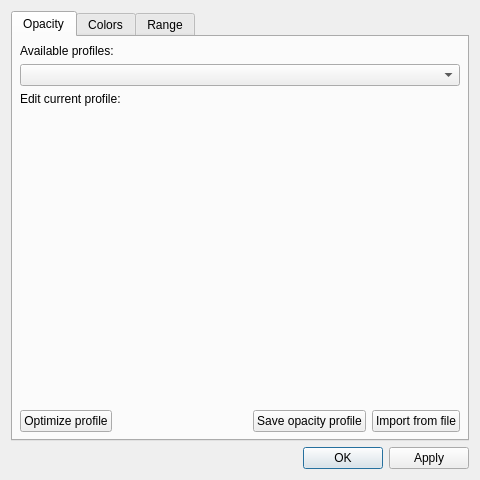
First picture: the form in VisualPIC/ui/setup_field_volume_window.ui, repository AngelFP/VisualPIC, before the edit.
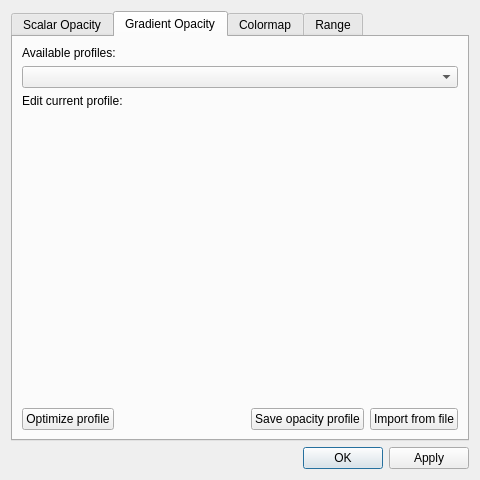
Second picture: the form after the edit. The open tabs and pages were chosen to show the change.

Commit message: Implement gradient opacity in UI

```diff
--- a/VisualPIC/ui/setup_field_volume_window.ui
+++ b/VisualPIC/ui/setup_field_volume_window.ui
@@ -21,7 +21,7 @@
      </property>
      <widget class="QWidget" name="opacityTab">
       <attribute name="title">
-       <string>Opacity</string>
+       <string>Scalar Opacity</string>
       </attribute>
       <layout class="QVBoxLayout" name="verticalLayout_2">
        <property name="leftMargin">
@@ -116,9 +116,94 @@
        </item>
       </layout>
      </widget>
+     <widget class="QWidget" name="gradient_opacity_tab">
+      <attribute name="title">
+       <string>Gradient Opacity</string>
+      </attribute>
+      <layout class="QVBoxLayout" name="verticalLayout_7">
+       <item>
+        <widget class="QLabel" name="label_7">
+         <property name="sizePolicy">
+          <sizepolicy hsizetype="Preferred" vsizetype="Maximum">
+           <horstretch>0</horstretch>
+           <verstretch>0</verstretch>
+          </sizepolicy>
+         </property>
+         <property name="text">
+          <string>Available profiles:</string>
+         </property>
+        </widget>
+       </item>
+       <item>
+        <widget class="QComboBox" name="gradient_opacity_comboBox"/>
+       </item>
+       <item>
+        <widget class="QLabel" name="label_8">
+         <property name="sizePolicy">
+          <sizepolicy hsizetype="Preferred" vsizetype="Maximum">
+           <horstretch>0</horstretch>
+           <verstretch>0</verstretch>
+          </sizepolicy>
+         </property>
+         <property name="text">
+          <string>Edit current profile:</string>
+         </property>
+        </widget>
+       </item>
+       <item>
+        <widget class="QWidget" name="gradient_opacityWidget" native="true">
+         <layout class="QHBoxLayout" name="gradient_opacityWidgetLayout"/>
+        </widget>
+       </item>
+       <item>
+        <layout class="QHBoxLayout" name="horizontalLayout_9">
+         <item>
+          <widget class="QPushButton" name="optimize_gradient_opacity_pushButton">
+           <property name="text">
+            <string>Optimize profile</string>
+           </property>
+          </widget>
+         </item>
+         <item>
+          <spacer name="horizontalSpacer_5">
+           <property name="orientation">
+            <enum>Qt::Horizontal</enum>
+           </property>
+           <property name="sizeHint" stdset="0">
+            <size>
+             <width>40</width>
+             <height>20</height>
+            </size>
+           </property>
+          </spacer>
+         </item>
+         <item>
+          <widget class="QPushButton" name="save_gradient_opacity_pushButton">
+           <property name="sizePolicy">
+            <sizepolicy hsizetype="Maximum" vsizetype="Fixed">
+             <horstretch>0</horstretch>
+             <verstretch>0</verstretch>
+            </sizepolicy>
+           </property>
+           <property name="text">
+            <string>Save opacity profile</string>
+           </property>
+          </widget>
+         </item>
+         <item>
+          <widget class="QPushButton" name="import_gradient_opacity_pushButton">
+           <property name="text">
+            <string>Import from file</string>
+           </property>
+          </widget>
+         </item>
+        </layout>
+       </item>
+      </layout>
+     </widget>
      <widget class="QWidget" name="colorsTab">
       <attribute name="title">
-       <string>Colors</string>
+       <string>Colormap</string>
       </attribute>
       <layout class="QVBoxLayout" name="verticalLayout_3">
        <property name="leftMargin">
```
The commit also changes 1 other file.
